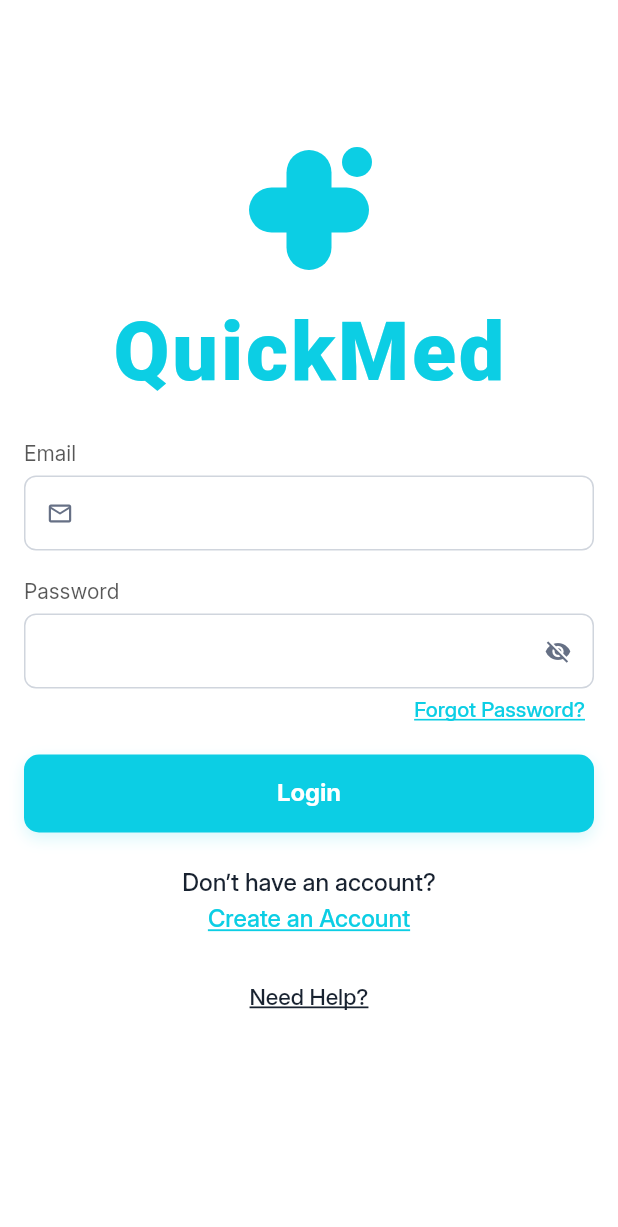
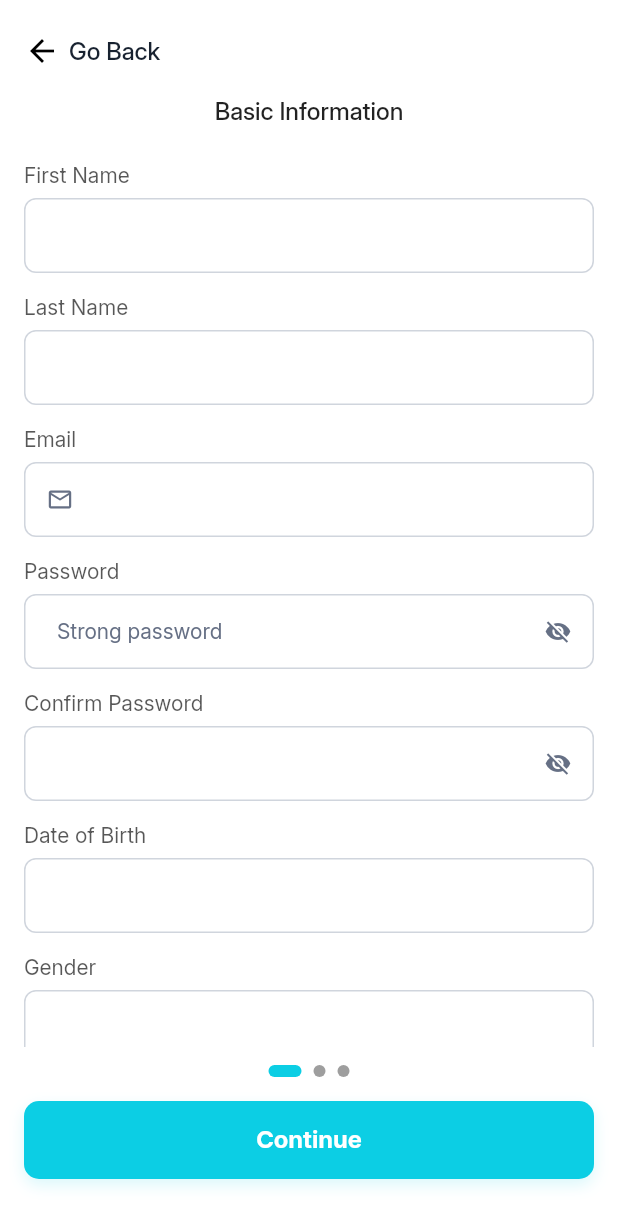
Before and after one commit to basitmurad/quickmed, a Flutter app: the screen it shows after launch, after a tap on "Create an Account", on a phone screen of 412 x 824 dp. Shown: the top 1227 px of the screen. Run offline on Flutter 3.47's test engine with Material 3 defaults, Android fonts, the phone set to English and light mode, and no system bars; our stand-ins replace flutter_svg, get_it, go_router.

Commit message:
design the otp verification screen , general error screen and refine the sign up screen and add the pages in sign up screen

```diff
--- a/lib/modules/shared/login/login_screen.dart
+++ b/lib/modules/shared/login/login_screen.dart
@@ -1,4 +1,5 @@
 import 'package:flutter/material.dart';
+import 'package:quickmed/routes/app_routes.dart';
 import 'package:quickmed/utils/app_text_style.dart';
 import 'package:quickmed/utils/widgets/TButton.dart';
 import 'package:quickmed/utils/widgets/text_input_widget.dart';
@@ -133,6 +134,8 @@ class _LoginScreenState extends State<LoginScreen>
               /// Create Account (underlined)
               GestureDetector(
                 onTap: () {
+
+                  AppRouter.router.push('/signUpScreen');
                   // TODO: Navigate to create account screen
                 },
                 child: Text(
--- /dev/null
+++ b/lib/modules/shared/signup/basic_information_screen.dart
@@ -0,0 +1,108 @@
+import 'package:flutter/material.dart';
+import 'package:quickmed/utils/app_text_style.dart';
+import 'package:quickmed/utils/widgets/TButton.dart';
+import 'package:quickmed/utils/widgets/text_input_widget.dart';
+import '../../../utils/device_utility.dart';
+import '../../../utils/theme/colors/q_color.dart';
+
+class BasicInformationScreen extends StatefulWidget {
+  const BasicInformationScreen({super.key});
+
+  @override
+  State<BasicInformationScreen> createState() => _BasicInformationScreenState();
+}
+
+class _BasicInformationScreenState extends State<BasicInformationScreen> {
+  @override
+  Widget build(BuildContext context) {
+    bool isDark = TDeviceUtils.isDarkMode(context);
+
+    return Scaffold(
+      body: SafeArea(
+        child: SingleChildScrollView(
+          child: Column(
+            crossAxisAlignment: CrossAxisAlignment.start,
+            children: [
+
+
+              Center(
+                child: Text(
+                  "Basic Information",
+                  style: TAppTextStyle.inter(
+                    color: isDark ? Colors.white70 : Colors.black87,
+                    fontSize: 16,
+                    weight: FontWeight.w500,
+                  ),
+                ),
+              ),
+
+              const SizedBox(height: 28),
+
+              /// ---------------- FIRST NAME ----------------
+              TextInputWidget(
+                dark: isDark,
+                fillColor: Colors.transparent,
+                headerText: "First Name",
+              ),
+              SizedBox(height: 12,),
+
+              /// ---------------- LAST NAME ----------------
+              TextInputWidget(
+                dark: isDark,
+                fillColor: Colors.transparent,
+                headerText: "Last Name",
+              ),
+              SizedBox(height: 12,),
+
+              /// ---------------- EMAIL ----------------
+              TextInputWidget(
+                dark: isDark,
+                fillColor: Colors.transparent,
+                headerText: "Email",
+                isEmail: true,
+              ),
+              SizedBox(height: 12,),
+
+              /// ---------------- PASSWORD ----------------
+              TextInputWidget(
+                dark: isDark,
+                fillColor: Colors.transparent,
+                headerText: "Password",
+                isPassword: true,
+                hintText: "Strong password",
+              ),
+              SizedBox(height: 12,),
+
+              /// ---------------- CONFIRM PASSWORD ----------------
+              TextInputWidget(
+                dark: isDark,
+                fillColor: Colors.transparent,
+                headerText: "Confirm Password",
+                isPassword: true,
+              ),
+              SizedBox(height: 12,),
+
+              /// ---------------- DATE OF BIRTH ----------------
+              TextInputWidget(
+                dark: isDark,
+                fillColor: Colors.transparent,
+                headerText: "Date of Birth",
+              ),
+              SizedBox(height: 12,),
+
+              /// ---------------- GENDER ----------------
+              TextInputWidget(
+                dark: isDark,
+                fillColor: Colors.transparent,
+                headerText: "Gender",
+              ),
+
+              const SizedBox(height: 22),
+
+            ],
+          ),
+        ),
+      ),
+    );
+  }
+}
--- a/lib/modules/shared/signup/signup_screen.dart
+++ b/lib/modules/shared/signup/signup_screen.dart
@@ -1,7 +1,10 @@
 import 'package:flutter/material.dart';
+import 'package:quickmed/modules/shared/signup/account_type_screen.dart';
+import 'package:quickmed/modules/shared/signup/address_info_screen.dart';
+import 'package:quickmed/modules/shared/signup/basic_information_screen.dart';
 import 'package:quickmed/utils/app_text_style.dart';
 import 'package:quickmed/utils/widgets/TButton.dart';
-import 'package:quickmed/utils/widgets/text_input_widget.dart';
+import '../../../routes/app_routes.dart';
 import '../../../utils/device_utility.dart';
 import '../../../utils/theme/colors/q_color.dart';
 
@@ -13,6 +16,27 @@ class SignUpScreen extends StatefulWidget {
 }
 
 class _SignUpScreenState extends State<SignUpScreen> {
+  final PageController _pageController = PageController();
+  int currentPage = 0;
+
+  void nextPage() {
+    if (currentPage < 2) {
+      _pageController.nextPage(
+        duration: const Duration(milliseconds: 300),
+        curve: Curves.easeInOut,
+      );
+    }
+  }
+
+  void previousPage() {
+    if (currentPage > 0) {
+      _pageController.previousPage(
+        duration: const Duration(milliseconds: 300),
+        curve: Curves.easeInOut,
+      );
+    }
+  }
+
   @override
   Widget build(BuildContext context) {
     bool isDark = TDeviceUtils.isDarkMode(context);
@@ -20,18 +44,26 @@ class _SignUpScreenState extends State<SignUpScreen> {
     return Scaffold(
       body: SafeArea(
         child: Padding(
-          padding: const EdgeInsets.symmetric(horizontal: 18.0),
-          child: SingleChildScrollView(
+          padding: const EdgeInsets.symmetric(horizontal: 16.0, vertical: 16.0),
           child: Column(
-              crossAxisAlignment: CrossAxisAlignment.start,
             children: [
+              SizedBox(height: 6,),
 
               /// ---------------- BACK BUTTON ----------------
-                GestureDetector(
-                  onTap: () => Navigator.pop(context),
+              Align(
+                alignment: Alignment.centerLeft,
+                child: GestureDetector(
+                  onTap: () {
+                    if (currentPage == 0) {
+                      Navigator.pop(context);
+                    } else {
+                      previousPage();
+                    }
+                  },
                   child: Row(
                     children: [
-                      Icon(Icons.arrow_back, color: isDark ? Colors.white : Colors.black),
+                      Icon(Icons.arrow_back,
+                          color: isDark ? Colors.white : Colors.black),
                       const SizedBox(width: 6),
                       Text(
                         "Go Back",
@@ -44,109 +76,68 @@ class _SignUpScreenState extends State<SignUpScreen> {
                     ],
                   ),
                 ),
+              ),
 
-                const SizedBox(height: 26),
+              const SizedBox(height: 20),
 
-                /// ---------------- TITLE ----------------
-                Center(
-                  child: Text(
-                    "Create Account",
-                    style: TAppTextStyle.inter(
-                      color: isDark ? Colors.white : Colors.black,
-                      fontSize: 22,
-                      weight: FontWeight.w700,
+              /// ---------------- PAGEVIEW ----------------
+              Expanded(
+                child: PageView(
+                  controller: _pageController,
+                  physics: const BouncingScrollPhysics(), // swipe enabled
+                  onPageChanged: (index) {
+                    setState(() => currentPage = index);
+                  },
+                  children: const [
+                    BasicInformationScreen(),
+                    AddressInfoScreen(),
+                    AccountTypeScreen(),
+                  ],
+                ),
+              ),
+
+              const SizedBox(height: 12),
+
+              /// ---------------- DOTS INDICATOR ----------------
+              Row(
+                mainAxisAlignment: MainAxisAlignment.center,
+                children: List.generate(
+                  3,
+                      (index) => AnimatedContainer(
+                    duration: const Duration(milliseconds: 300),
+                    margin: const EdgeInsets.symmetric(horizontal: 4),
+                    height: 8,
+                    width: currentPage == index ? 22 : 8,
+                    decoration: BoxDecoration(
+                      color: currentPage == index
+                          ? QColors.primary
+                          : Colors.grey,
+                      borderRadius: BorderRadius.circular(10),
+                    ),
                   ),
                 ),
               ),
 
-                const SizedBox(height: 8),
+              const SizedBox(height: 16),
 
-                /// ---------------- SUBTITLE ----------------
-                Center(
-                  child: Text(
-                    "Basic Information",
-                    style: TAppTextStyle.inter(
-                      color: isDark ? Colors.white70 : Colors.black87,
-                      fontSize: 16,
-                      weight: FontWeight.w500,
-                    ),
-                  ),
-                ),
+              /// ---------------- BUTTON ----------------
+              QButton(
+                text: currentPage == 2 ? "Finish" : "Continue",
+                onPressed: () {
+                  if (currentPage == 2) {
+                    // TODO: Save all form data + submit
 
-                const SizedBox(height: 28),
+                    AppRouter.router.push('/oTPVerificationScreen');
 
-                /// ---------------- FIRST NAME ----------------
-                TextInputWidget(
-                  dark: isDark,
-                  fillColor: Colors.transparent,
-                  headerText: "First Name",
-                ),
-                SizedBox(height: 12,),
-
-                /// ---------------- LAST NAME ----------------
-                TextInputWidget(
-                  dark: isDark,
-                  fillColor: Colors.transparent,
-                  headerText: "Last Name",
-                ),
-                SizedBox(height: 12,),
-
-                /// ---------------- EMAIL ----------------
-                TextInputWidget(
-                  dark: isDark,
-                  fillColor: Colors.transparent,
-                  headerText: "Email",
-                  isEmail: true,
-                ),
-                SizedBox(height: 12,),
-
-                /// ---------------- PASSWORD ----------------
-                TextInputWidget(
-                  dark: isDark,
-                  fillColor: Colors.transparent,
-                  headerText: "Password",
-                  isPassword: true,
-                  hintText: "Strong password",
-                ),
-                SizedBox(height: 12,),
-
-                /// ---------------- CONFIRM PASSWORD ----------------
-                TextInputWidget(
-                  dark: isDark,
-                  fillColor: Colors.transparent,
-                  headerText: "Confirm Password",
-                  isPassword: true,
-                ),
-                SizedBox(height: 12,),
-
-                /// ---------------- DATE OF BIRTH ----------------
-                TextInputWidget(
-                  dark: isDark,
-                  fillColor: Colors.transparent,
-                  headerText: "Date of Birth",
-                ),
-                SizedBox(height: 12,),
-
-                /// ---------------- GENDER ----------------
-                TextInputWidget(
-                  dark: isDark,
-                  fillColor: Colors.transparent,
-                  headerText: "Gender",
+                    print("Submit all data");
+                  } else {
+                    nextPage();
+                  }
+                },
               ),
 
               const SizedBox(height: 22),
-
-                /// ---------------- CONTINUE BUTTON ----------------
-                QButton(
-                  text: "Continue",
-                  onPressed: () {
-                    // TODO: handle next steps
-                  },
-                ),
-
-                const SizedBox(height: 32),
             ],
-            ),
           ),
         ),
       ),
--- a/lib/routes/app_routes.dart
+++ b/lib/routes/app_routes.dart
@@ -1,11 +1,16 @@
 
 
+import 'package:flutter/material.dart';
 import 'package:go_router/go_router.dart';
 import 'package:quickmed/routes/routes.dart';
 
 import '../core/global.dart';
+import '../modules/shared/error/general_error_screen.dart';
 import '../modules/shared/login/login_screen.dart';
+import '../modules/shared/otp/otp_verification_screen.dart';
+import '../modules/shared/signup/signup_screen.dart';
 import '../modules/shared/splash/splash_screen.dart';
+import '../modules/shared/success_screen/account_creation_success_screen.dart';
 
 class AppRouter {
   static final router = GoRouter(
@@ -25,6 +30,36 @@ class AppRouter {
         name: Routes.loginScreen.name,
         builder: (context, state) => const LoginScreen(),
       ),
+      GoRoute(
+        path: '/signUpScreen',
+        name: Routes.signUpScreen.name,
+        builder: (context, state) => const SignUpScreen(),
+      ),
+      GoRoute(
+        path: '/oTPVerificationScreen',
+        name: Routes.oTPVerificationScreen.name,
+        builder: (context, state) => const OTPVerificationScreen(),
+      ),
+      GoRoute(
+        path: '/accountCreationSuccessScreen',
+        name: Routes.accountCreationSuccessScreen.name,
+        builder: (context, state) => const AccountCreationSuccessScreen(),
+      ),
+      GoRoute(
+        path: '/generalErrorScreen',
+        name: Routes.generalErrorScreen.name,
+        builder: (context, state) {
+          final data = state.extra as Map<String, dynamic>?;
+
+          return GeneralErrorScreen(
+            title: data?['title'] ?? "Error",
+            message: data?['message'] ?? "Something went wrong.",
+            icon: data?['icon'] ?? Icons.error_outline,
+            buttonText: data?['buttonText'] ?? "Retry",
+            onRetry: data?['onRetry'] ?? () {},
+          );
+        },
+      ),
 
 
     ],
--- a/lib/routes/routes.dart
+++ b/lib/routes/routes.dart
@@ -1,5 +1,9 @@
 enum Routes {
   splashScreen,
   loginScreen,
+  signUpScreen,
+  oTPVerificationScreen,
+  accountCreationSuccessScreen,
+  generalErrorScreen
 
 }
```
Also changed, not shown: lib/modules/shared/error/general_error_screen.dart (added, +82 -0 lines), lib/modules/shared/otp/otp_verification_screen.dart (added, +156 -0 lines), lib/modules/shared/signup/account_type_screen.dart (+0 -50 lines), lib/modules/shared/signup/address_info_screen.dart (+0 -45 lines), lib/modules/shared/success_screen/account_creation_success_screen.dart (added, +79 -0 lines). Lines whose indentation alone changed are shown as unchanged.
